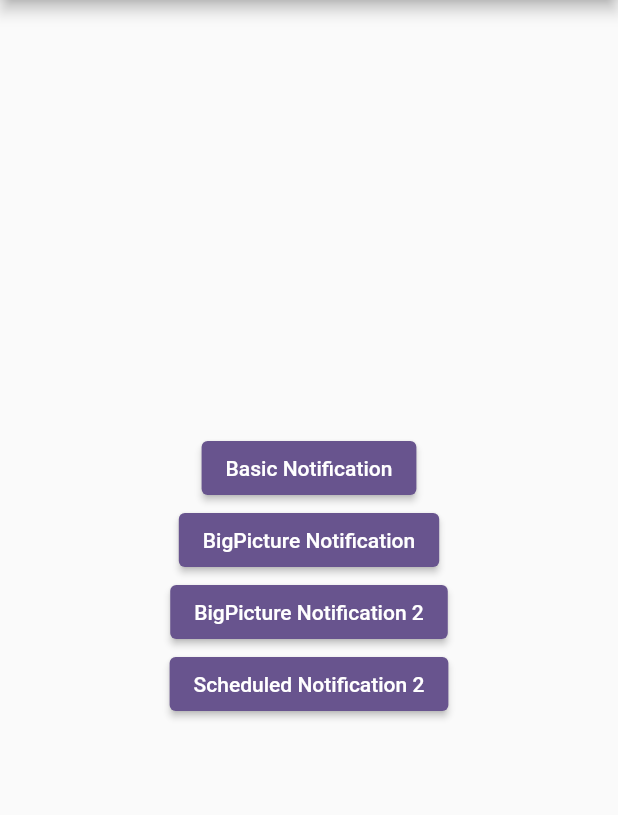
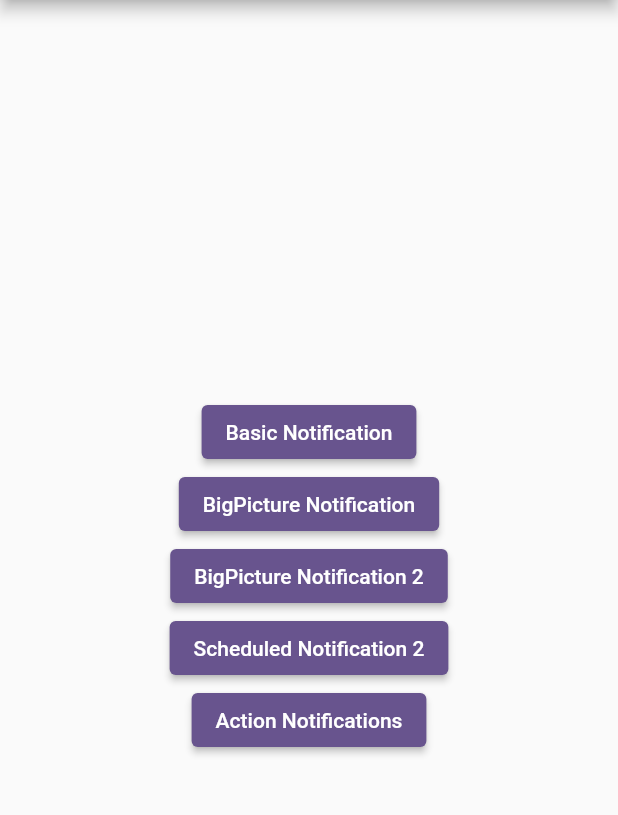
Before and after one commit to SheikMohideen007/Flutter-App---Demo, a Flutter app: the screen it shows after launch, after a tap on "Scheduled Notification 2", on a phone screen of 412 x 824 dp, the part 84-899 px from its top. Run offline on Flutter 3.47's test engine with Material 3 defaults, Android fonts, the light colour scheme and no system bars; our stand-ins replace awesome_notifications, cloud_firestore, firebase_auth, firebase_core, firebase_storage, font_awesome_flutter and 4 more; missing offline and left inert: dart:ffi; accounts and stored records are empty; generated files the repository leaves out were written again.

Commit message:
notification done

```diff
--- a/noti_demo/lib/home.dart
+++ b/noti_demo/lib/home.dart
@@ -40,7 +40,12 @@ class _HomeScreenState extends State<HomeScreen> {
                 onPressed: () {
                   Notifications().scheduledNotification();
                 },
-                child: Text('Scheduled Notification 2'))
+                child: Text('Scheduled Notification 2')),
+            ElevatedButton(
+                onPressed: () {
+                  Notifications().actionNotification();
+                },
+                child: Text('Action Notifications'))
           ],
         ),
       ),
--- a/noti_demo/lib/main.dart
+++ b/noti_demo/lib/main.dart
@@ -4,14 +4,21 @@ import 'package:noti_demo/home.dart';
 import 'package:noti_demo/notification_channels.dart';
 
 void main() {
+  WidgetsFlutterBinding.ensureInitialized();
   // https://www.appicon.co/
   // resource://drawable/res_app_icon
+  // .aab -> Android App bundle
+  // flutter build apk --release  => build\app\outputs\flutter-apk\app-release.apk
+  // flutter build appbundle --release => build\app\outputs\bundle\release\app-release.aab
+  // flutter build windows --release build\windows\x64\runner\Release\noti_demo.exe
+  // flutter build web --release =>  build\web
   AwesomeNotifications().initialize(
       '',
       [
         NotificationChannels().basicNotificationChannel(),
         NotificationChannels().bigPictureNotificationChannel(),
-        NotificationChannels().scheduledNotificationChannel()
+        NotificationChannels().scheduledNotificationChannel(),
+        NotificationChannels().actionNotificationChannel(),
       ],
       debug: true);
 
@@ -19,6 +26,14 @@ void main() {
   AwesomeNotifications().isNotificationAllowed().then((isAllowed) {
     if (!isAllowed) {
       AwesomeNotifications().requestPermissionToSendNotifications();
+    }
+  });
+
+  AwesomeNotifications().setListeners(onActionReceivedMethod: (action) async {
+    if (action.buttonKeyPressed == "YES") {
+      print('user clicked yes');
+    } else if (action.buttonKeyPressed == "NO") {
+      print('user clicked no');
     }
   });
 
@@ -31,6 +46,7 @@ class MyApp extends StatelessWidget {
   @override
   Widget build(BuildContext context) {
     return MaterialApp(
+      debugShowCheckedModeBanner: false,
       title: 'Flutter Demo',
       theme: ThemeData(
         colorScheme: ColorScheme.fromSeed(seedColor: Colors.deepPurple),
--- a/noti_demo/lib/notification_channels.dart
+++ b/noti_demo/lib/notification_channels.dart
@@ -37,4 +37,16 @@ class NotificationChannels {
         // ledColor: Colors.white
         );
   }
+
+  NotificationChannel actionNotificationChannel() {
+    return NotificationChannel(
+        channelKey: 'action_channel',
+        channelDescription: 'Channel for testing action notifications',
+        channelName: 'Action Notifications',
+        playSound: true,
+        enableLights: true,
+        importance: NotificationImportance.High
+        // ledColor: Colors.white
+        );
+  }
 }
--- a/noti_demo/pubspec.yaml
+++ b/noti_demo/pubspec.yaml
@@ -28,7 +28,7 @@ environment:
 # the latest version available on pub.dev. To see which dependencies have newer
 # versions available, run `flutter pub outdated`.
 dependencies:
-  awesome_notifications: ^0.10.0
+  awesome_notifications: ^0.7.4+1
   cupertino_icons: ^1.0.8
   flutter:
     sdk: flutter
```
Also changed, not shown: noti_demo/lib/notifications.dart (+17 -1 lines), noti_demo/pubspec.lock.
